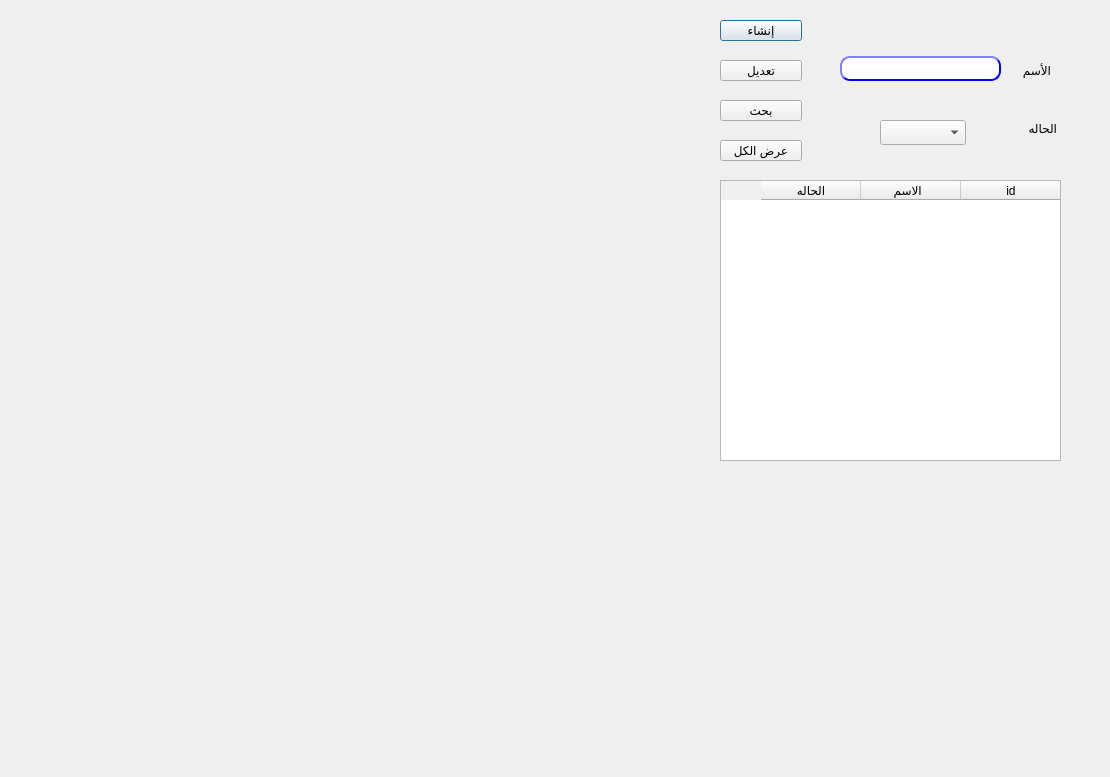
Old version of the form presentation/master_data_ui/branch.ui in the repository shymaa123456/HyperPOS2020.
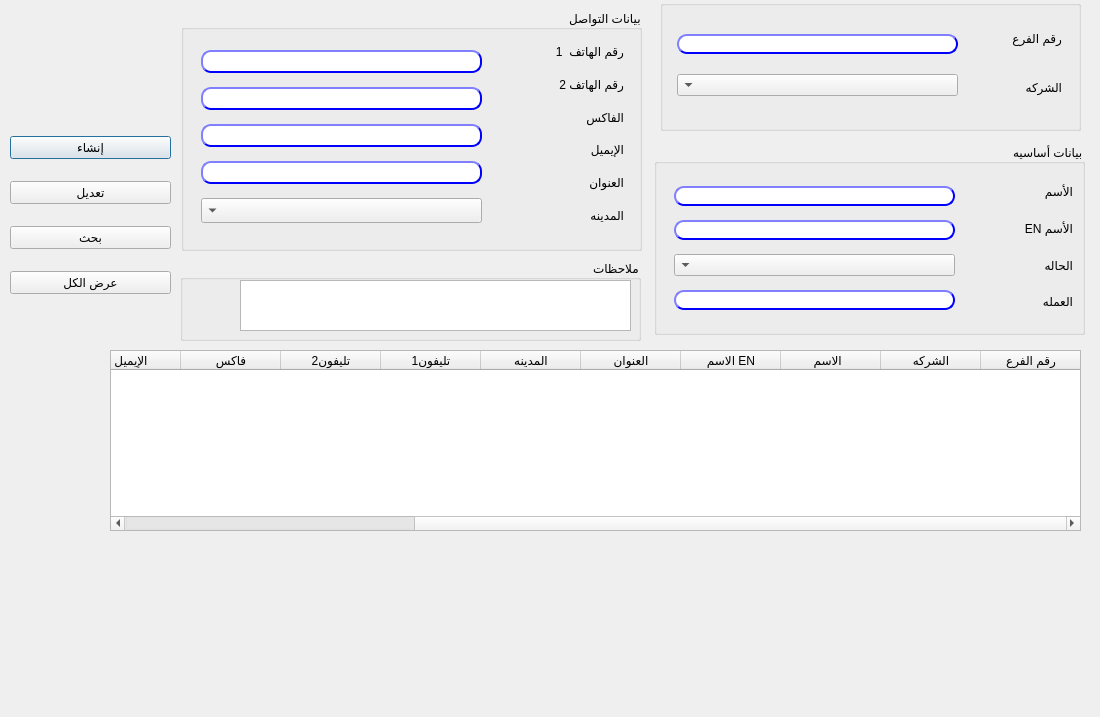
New version of the form.

Commit message: Master data forms

```diff
--- a/presentation/master_data_ui/branch.ui
+++ b/presentation/master_data_ui/branch.ui
@@ -6,105 +6,32 @@
    <rect>
     <x>0</x>
     <y>0</y>
-    <width>1110</width>
-    <height>777</height>
+    <width>1100</width>
+    <height>717</height>
    </rect>
   </property>
   <property name="minimumSize">
    <size>
-    <width>1110</width>
-    <height>777</height>
+    <width>1100</width>
+    <height>717</height>
    </size>
   </property>
   <property name="maximumSize">
    <size>
-    <width>1110</width>
-    <height>777</height>
+    <width>1100</width>
+    <height>717</height>
    </size>
   </property>
   <property name="windowTitle">
    <string>إنشاء محموعه عملاء</string>
   </property>
-  <widget class="QLabel" name="desc">
-   <property name="geometry">
-    <rect>
-     <x>970</x>
-     <y>60</y>
-     <width>81</width>
-     <height>21</height>
-    </rect>
-   </property>
-   <property name="text">
-    <string>الأسم</string>
-   </property>
-  </widget>
-  <widget class="QLabel" name="label_2">
-   <property name="geometry">
-    <rect>
-     <x>990</x>
-     <y>120</y>
-     <width>67</width>
-     <height>17</height>
-    </rect>
-   </property>
-   <property name="text">
-    <string>الحاله</string>
-   </property>
-  </widget>
-  <widget class="QComboBox" name="CMB_status">
-   <property name="geometry">
-    <rect>
-     <x>880</x>
-     <y>120</y>
-     <width>86</width>
-     <height>25</height>
-    </rect>
-   </property>
-  </widget>
-  <widget class="QLineEdit" name="LE_desc">
-   <property name="geometry">
-    <rect>
-     <x>840</x>
-     <y>56</y>
-     <width>161</width>
-     <height>25</height>
-    </rect>
-   </property>
-   <property name="styleSheet">
-    <string notr="true">QLineEdit{
-                                        background-color: white;
-                                        border-style: outset;
-                                        border-width: 2px;
-                                        border-radius: 10px;
-                                        border-color: blue;
-                                        min-width: 6em;
-                                        }
-                                        QLineEdit:hover {
-                                        background: qradialgradient(
-                                        cx: 0.3, cy: -0.4, fx: 0.3, fy: -0.4,
-                                        radius: 1.35, stop: 0 #fff, stop: 1 #bbb
-                                        );
-                                        }
-                                       QLineEdit:pressed {
-                                        border-style: inset;
-                                        background: qradialgradient(
-                                        cx: 0.4, cy: -0.1, fx: 0.4, fy: -0.1,
-                                        radius: 1.35, stop: 0 #fff, stop: 1 #ddd
-                                        );
-                                        }
-                                    </string>
-   </property>
-   <property name="maxLength">
-    <number>50</number>
-   </property>
-  </widget>
   <widget class="QTableWidget" name="Qtable">
    <property name="geometry">
     <rect>
-     <x>720</x>
-     <y>180</y>
-     <width>341</width>
-     <height>281</height>
+     <x>110</x>
+     <y>350</y>
+     <width>971</width>
+     <height>181</height>
     </rect>
    </property>
    <property name="layoutDirection">
@@ -112,7 +39,12 @@
    </property>
    <column>
     <property name="text">
-     <string>id</string>
+     <string>رقم الفرع</string>
+    </property>
+   </column>
+   <column>
+    <property name="text">
+     <string>الشركه</string>
     </property>
    </column>
    <column>
@@ -120,107 +52,777 @@
      <string>الاسم  </string>
     </property>
    </column>
+   <column>
+    <property name="text">
+     <string>الاسم EN</string>
+    </property>
+   </column>
+   <column>
+    <property name="text">
+     <string>العنوان</string>
+    </property>
+   </column>
+   <column>
+    <property name="text">
+     <string>المدينه</string>
+    </property>
+   </column>
+   <column>
+    <property name="text">
+     <string>تليفون1</string>
+    </property>
+   </column>
+   <column>
+    <property name="text">
+     <string>تليفون2</string>
+    </property>
+   </column>
+   <column>
+    <property name="text">
+     <string>فاكس</string>
+    </property>
+   </column>
+   <column>
+    <property name="text">
+     <string>الإيميل</string>
+    </property>
+   </column>
+   <column>
+    <property name="text">
+     <string>ملاحظات</string>
+    </property>
+   </column>
+   <column>
+    <property name="text">
+     <string>العمله</string>
+    </property>
+   </column>
    <column>
     <property name="text">
      <string>الحاله</string>
     </property>
    </column>
   </widget>
-  <widget class="QLabel" name="LB_id">
-   <property name="enabled">
-    <bool>false</bool>
-   </property>
+  <widget class="QWidget" name="verticalLayoutWidget_5">
    <property name="geometry">
     <rect>
-     <x>810</x>
-     <y>30</y>
-     <width>31</width>
-     <height>16</height>
-    </rect>
-   </property>
-   <property name="text">
-    <string/>
-   </property>
-  </widget>
-  <widget class="QLabel" name="LB_status">
-   <property name="enabled">
-    <bool>false</bool>
-   </property>
-   <property name="geometry">
-    <rect>
-     <x>820</x>
+     <x>10</x>
      <y>120</y>
-     <width>31</width>
-     <height>21</height>
+     <width>161</width>
+     <height>191</height>
     </rect>
    </property>
-   <property name="text">
+   <layout class="QVBoxLayout" name="verticalLayout_5">
+    <item>
+     <widget class="QPushButton" name="BTN_create">
+      <property name="styleSheet">
+       <string notr="true"/>
+      </property>
+      <property name="text">
+       <string>إنشاء</string>
+      </property>
+     </widget>
+    </item>
+    <item>
+     <widget class="QPushButton" name="BTN_modify">
+      <property name="styleSheet">
+       <string notr="true"/>
+      </property>
+      <property name="text">
+       <string>تعديل</string>
+      </property>
+     </widget>
+    </item>
+    <item>
+     <widget class="QPushButton" name="BTN_search">
+      <property name="styleSheet">
+       <string notr="true"/>
+      </property>
+      <property name="text">
+       <string>بحث</string>
+      </property>
+     </widget>
+    </item>
+    <item>
+     <widget class="QPushButton" name="BTN_search_all">
+      <property name="styleSheet">
+       <string notr="true"/>
+      </property>
+      <property name="text">
+       <string>عرض الكل</string>
+      </property>
+     </widget>
+    </item>
+   </layout>
+  </widget>
+  <widget class="QGroupBox" name="groupBox_4">
+   <property name="geometry">
+    <rect>
+     <x>180</x>
+     <y>260</y>
+     <width>461</width>
+     <height>81</height>
+    </rect>
+   </property>
+   <property name="font">
+    <font>
+     <family>MS Shell Dlg 2</family>
+     <pointsize>9</pointsize>
+     <weight>50</weight>
+     <bold>false</bold>
+    </font>
+   </property>
+   <property name="layoutDirection">
+    <enum>Qt::RightToLeft</enum>
+   </property>
+   <property name="title">
+    <string>ملاحظات</string>
+   </property>
+   <widget class="QTextEdit" name="LE_notes">
+    <property name="geometry">
+     <rect>
+      <x>60</x>
+      <y>20</y>
+      <width>391</width>
+      <height>51</height>
+     </rect>
+    </property>
+    <property name="font">
+     <font>
+      <family>29LT Bukra Regular</family>
+      <pointsize>9</pointsize>
+      <weight>75</weight>
+      <bold>true</bold>
+     </font>
+    </property>
+   </widget>
+  </widget>
+  <widget class="QGroupBox" name="groupBox_5">
+   <property name="geometry">
+    <rect>
+     <x>181</x>
+     <y>10</y>
+     <width>461</width>
+     <height>241</height>
+    </rect>
+   </property>
+   <property name="font">
+    <font>
+     <family>MS Shell Dlg 2</family>
+     <pointsize>9</pointsize>
+     <weight>50</weight>
+     <bold>false</bold>
+    </font>
+   </property>
+   <property name="layoutDirection">
+    <enum>Qt::RightToLeft</enum>
+   </property>
+   <property name="title">
+    <string>بيانات التواصل</string>
+   </property>
+   <widget class="QWidget" name="verticalLayoutWidget_7">
+    <property name="geometry">
+     <rect>
+      <x>20</x>
+      <y>32</y>
+      <width>281</width>
+      <height>191</height>
+     </rect>
+    </property>
+    <property name="font">
+     <font>
+      <family>29LT Bukra Regular</family>
+      <pointsize>9</pointsize>
+      <weight>75</weight>
+      <bold>true</bold>
+     </font>
+    </property>
+    <layout class="QVBoxLayout" name="verticalLayout_7">
+     <item>
+      <widget class="QLineEdit" name="LE_phone1">
+       <property name="font">
+        <font>
+         <family>29LT Bukra Regular</family>
+         <pointsize>9</pointsize>
+         <weight>75</weight>
+         <bold>true</bold>
+        </font>
+       </property>
+       <property name="styleSheet">
+        <string notr="true">QLineEdit{
+                                        background-color: white;
+                                        border-style: outset;
+                                        border-width: 2px;
+                                        border-radius: 10px;
+                                        border-color: blue;
+                                        min-width: 6em;
+                                        }
+                                        QLineEdit:hover {
+                                        background: qradialgradient(
+                                        cx: 0.3, cy: -0.4, fx: 0.3, fy: -0.4,
+                                        radius: 1.35, stop: 0 #fff, stop: 1 #bbb
+                                        );
+                                        }
+                                       QLineEdit:pressed {
+                                        border-style: inset;
+                                        background: qradialgradient(
+                                        cx: 0.4, cy: -0.1, fx: 0.4, fy: -0.1,
+                                        radius: 1.35, stop: 0 #fff, stop: 1 #ddd
+                                        );
+                                        }
+                                    
+                            </string>
+       </property>
+       <property name="text">
+        <string/>
+       </property>
+      </widget>
+     </item>
+     <item>
+      <widget class="QLineEdit" name="LE_phone2">
+       <property name="font">
+        <font>
+         <family>29LT Bukra Regular</family>
+         <pointsize>9</pointsize>
+         <weight>75</weight>
+         <bold>true</bold>
+        </font>
+       </property>
+       <property name="styleSheet">
+        <string notr="true">QLineEdit{
+                                        background-color: white;
+                                        border-style: outset;
+                                        border-width: 2px;
+                                        border-radius: 10px;
+                                        border-color: blue;
+                                        min-width: 6em;
+                                        }
+                                        QLineEdit:hover {
+                                        background: qradialgradient(
+                                        cx: 0.3, cy: -0.4, fx: 0.3, fy: -0.4,
+                                        radius: 1.35, stop: 0 #fff, stop: 1 #bbb
+                                        );
+                                        }
+                                       QLineEdit:pressed {
+                                        border-style: inset;
+                                        background: qradialgradient(
+                                        cx: 0.4, cy: -0.1, fx: 0.4, fy: -0.1,
+                                        radius: 1.35, stop: 0 #fff, stop: 1 #ddd
+                                        );
+                                        }
+                                    
+                            </string>
+       </property>
+       <property name="text">
+        <string/>
+       </property>
+      </widget>
+     </item>
+     <item>
+      <widget class="QLineEdit" name="LE_fax">
+       <property name="font">
+        <font>
+         <family>29LT Bukra Regular</family>
+         <pointsize>9</pointsize>
+         <weight>75</weight>
+         <bold>true</bold>
+        </font>
+       </property>
+       <property name="styleSheet">
+        <string notr="true">QLineEdit{
+                                        background-color: white;
+                                        border-style: outset;
+                                        border-width: 2px;
+                                        border-radius: 10px;
+                                        border-color: blue;
+                                        min-width: 6em;
+                                        }
+                                        QLineEdit:hover {
+                                        background: qradialgradient(
+                                        cx: 0.3, cy: -0.4, fx: 0.3, fy: -0.4,
+                                        radius: 1.35, stop: 0 #fff, stop: 1 #bbb
+                                        );
+                                        }
+                                       QLineEdit:pressed {
+                                        border-style: inset;
+                                        background: qradialgradient(
+                                        cx: 0.4, cy: -0.1, fx: 0.4, fy: -0.1,
+                                        radius: 1.35, stop: 0 #fff, stop: 1 #ddd
+                                        );
+                                        }
+                                    </string>
+       </property>
+       <property name="text">
+        <string/>
+       </property>
+      </widget>
+     </item>
+     <item>
+      <widget class="QLineEdit" name="LE_address">
+       <property name="font">
+        <font>
+         <family>29LT Bukra Regular</family>
+         <pointsize>9</pointsize>
+         <weight>75</weight>
+         <bold>true</bold>
+        </font>
+       </property>
+       <property name="styleSheet">
+        <string notr="true">QLineEdit{
+                                        background-color: white;
+                                        border-style: outset;
+                                        border-width: 2px;
+                                        border-radius: 10px;
+                                        border-color: blue;
+                                        min-width: 6em;
+                                        }
+                                        QLineEdit:hover {
+                                        background: qradialgradient(
+                                        cx: 0.3, cy: -0.4, fx: 0.3, fy: -0.4,
+                                        radius: 1.35, stop: 0 #fff, stop: 1 #bbb
+                                        );
+                                        }
+                                       QLineEdit:pressed {
+                                        border-style: inset;
+                                        background: qradialgradient(
+                                        cx: 0.4, cy: -0.1, fx: 0.4, fy: -0.1,
+                                        radius: 1.35, stop: 0 #fff, stop: 1 #ddd
+                                        );
+                                        }
+                                    </string>
+       </property>
+       <property name="text">
+        <string/>
+       </property>
+      </widget>
+     </item>
+     <item>
+      <widget class="QComboBox" name="CMB_city">
+       <property name="font">
+        <font>
+         <family>29LT Bukra Regular</family>
+         <pointsize>9</pointsize>
+         <weight>75</weight>
+         <bold>true</bold>
+        </font>
+       </property>
+       <property name="duplicatesEnabled">
+        <bool>true</bool>
+       </property>
+      </widget>
+     </item>
+    </layout>
+   </widget>
+   <widget class="QWidget" name="verticalLayoutWidget_6">
+    <property name="geometry">
+     <rect>
+      <x>350</x>
+      <y>28</y>
+      <width>93</width>
+      <height>191</height>
+     </rect>
+    </property>
+    <property name="font">
+     <font>
+      <family>29LT Bukra Regular</family>
+      <pointsize>9</pointsize>
+      <weight>75</weight>
+      <bold>true</bold>
+     </font>
+    </property>
+    <layout class="QVBoxLayout" name="verticalLayout_6">
+     <item>
+      <widget class="QLabel" name="label_3">
+       <property name="font">
+        <font>
+         <family>MS Shell Dlg 2</family>
+         <pointsize>9</pointsize>
+         <weight>50</weight>
+         <bold>false</bold>
+        </font>
+       </property>
+       <property name="text">
+        <string>رقم الهاتف  1</string>
+       </property>
+      </widget>
+     </item>
+     <item>
+      <widget class="QLabel" name="label">
+       <property name="font">
+        <font>
+         <family>MS Shell Dlg 2</family>
+         <pointsize>9</pointsize>
+         <weight>50</weight>
+         <bold>false</bold>
+        </font>
+       </property>
+       <property name="text">
+        <string>رقم الهاتف 2</string>
+       </property>
+      </widget>
+     </item>
+     <item>
+      <widget class="QLabel" name="label_11">
+       <property name="font">
+        <font>
+         <family>MS Shell Dlg 2</family>
+         <pointsize>9</pointsize>
+         <weight>50</weight>
+         <bold>false</bold>
+        </font>
+       </property>
+       <property name="text">
+        <string>الفاكس</string>
+       </property>
+      </widget>
+     </item>
+     <item>
+      <widget class="QLabel" name="label_10">
+       <property name="font">
+        <font>
+         <family>MS Shell Dlg 2</family>
+         <pointsize>9</pointsize>
+         <weight>50</weight>
+         <bold>false</bold>
+        </font>
+       </property>
+       <property name="text">
+        <string>اﻹيميل</string>
+       </property>
+      </widget>
+     </item>
+     <item>
+      <widget class="QLabel" name="label_16">
+       <property name="font">
+        <font>
+         <family>MS Shell Dlg 2</family>
+         <pointsize>9</pointsize>
+         <weight>50</weight>
+         <bold>false</bold>
+        </font>
+       </property>
+       <property name="text">
+        <string>العنوان</string>
+       </property>
+      </widget>
+     </item>
+     <item>
+      <widget class="QLabel" name="label_6">
+       <property name="font">
+        <font>
+         <family>MS Shell Dlg 2</family>
+         <pointsize>9</pointsize>
+         <weight>50</weight>
+         <bold>false</bold>
+        </font>
+       </property>
+       <property name="text">
+        <string>المدينه</string>
+       </property>
+      </widget>
+     </item>
+    </layout>
+   </widget>
+  </widget>
+  <widget class="QGroupBox" name="groupBox_6">
+   <property name="geometry">
+    <rect>
+     <x>654</x>
+     <y>144</y>
+     <width>431</width>
+     <height>191</height>
+    </rect>
+   </property>
+   <property name="font">
+    <font>
+     <family>MS Shell Dlg 2</family>
+     <pointsize>9</pointsize>
+     <weight>50</weight>
+     <bold>false</bold>
+    </font>
+   </property>
+   <property name="layoutDirection">
+    <enum>Qt::RightToLeft</enum>
+   </property>
+   <property name="title">
+    <string>بيانات أساسيه</string>
+   </property>
+   <widget class="QWidget" name="verticalLayoutWidget_2">
+    <property name="geometry">
+     <rect>
+      <x>20</x>
+      <y>34</y>
+      <width>281</width>
+      <height>141</height>
+     </rect>
+    </property>
+    <layout class="QVBoxLayout" name="verticalLayout_8">
+     <item>
+      <widget class="QLineEdit" name="LE_desc">
+       <property name="styleSheet">
+        <string notr="true">QLineEdit{
+                                        background-color: white;
+                                        border-style: outset;
+                                        border-width: 2px;
+                                        border-radius: 10px;
+                                        border-color: blue;
+                                        min-width: 6em;
+                                        }
+                                        QLineEdit:hover {
+                                        background: qradialgradient(
+                                        cx: 0.3, cy: -0.4, fx: 0.3, fy: -0.4,
+                                        radius: 1.35, stop: 0 #fff, stop: 1 #bbb
+                                        );
+                                        }
+                                       QLineEdit:pressed {
+                                        border-style: inset;
+                                        background: qradialgradient(
+                                        cx: 0.4, cy: -0.1, fx: 0.4, fy: -0.1,
+                                        radius: 1.35, stop: 0 #fff, stop: 1 #ddd
+                                        );
+                                        }
+                                    </string>
+       </property>
+       <property name="maxLength">
+        <number>50</number>
+       </property>
+      </widget>
+     </item>
+     <item>
+      <widget class="QLineEdit" name="LE_desc_2">
+       <property name="styleSheet">
+        <string notr="true">QLineEdit{
+                                        background-color: white;
+                                        border-style: outset;
+                                        border-width: 2px;
+                                        border-radius: 10px;
+                                        border-color: blue;
+                                        min-width: 6em;
+                                        }
+                                        QLineEdit:hover {
+                                        background: qradialgradient(
+                                        cx: 0.3, cy: -0.4, fx: 0.3, fy: -0.4,
+                                        radius: 1.35, stop: 0 #fff, stop: 1 #bbb
+                                        );
+                                        }
+                                       QLineEdit:pressed {
+                                        border-style: inset;
+                                        background: qradialgradient(
+                                        cx: 0.4, cy: -0.1, fx: 0.4, fy: -0.1,
+                                        radius: 1.35, stop: 0 #fff, stop: 1 #ddd
+                                        );
+                                        }
+                                    </string>
+       </property>
+       <property name="maxLength">
+        <number>50</number>
+       </property>
+      </widget>
+     </item>
+     <item>
+      <widget class="QComboBox" name="CMB_status"/>
+     </item>
+     <item>
+      <widget class="QLineEdit" name="LE_currency">
+       <property name="styleSheet">
+        <string notr="true">QLineEdit{
+                                        background-color: white;
+                                        border-style: outset;
+                                        border-width: 2px;
+                                        border-radius: 10px;
+                                        border-color: blue;
+                                        min-width: 6em;
+                                        }
+                                        QLineEdit:hover {
+                                        background: qradialgradient(
+                                        cx: 0.3, cy: -0.4, fx: 0.3, fy: -0.4,
+                                        radius: 1.35, stop: 0 #fff, stop: 1 #bbb
+                                        );
+                                        }
+                                       QLineEdit:pressed {
+                                        border-style: inset;
+                                        background: qradialgradient(
+                                        cx: 0.4, cy: -0.1, fx: 0.4, fy: -0.1,
+                                        radius: 1.35, stop: 0 #fff, stop: 1 #ddd
+                                        );
+                                        }
+                                    </string>
+       </property>
+       <property name="maxLength">
+        <number>50</number>
+       </property>
+      </widget>
+     </item>
+    </layout>
+   </widget>
+   <widget class="QWidget" name="verticalLayoutWidget">
+    <property name="geometry">
+     <rect>
+      <x>348</x>
+      <y>32</y>
+      <width>71</width>
+      <height>141</height>
+     </rect>
+    </property>
+    <layout class="QVBoxLayout" name="verticalLayout_9">
+     <item>
+      <widget class="QLabel" name="desc_4">
+       <property name="text">
+        <string>الأسم</string>
+       </property>
+      </widget>
+     </item>
+     <item>
+      <widget class="QLabel" name="desc_5">
+       <property name="text">
+        <string>الأسم EN </string>
+       </property>
+      </widget>
+     </item>
+     <item>
+      <widget class="QLabel" name="label_4">
+       <property name="text">
+        <string>الحاله</string>
+       </property>
+      </widget>
+     </item>
+     <item>
+      <widget class="QLabel" name="desc_6">
+       <property name="text">
+        <string>العمله</string>
+       </property>
+      </widget>
+     </item>
+    </layout>
+   </widget>
+   <widget class="QLabel" name="LB_status">
+    <property name="enabled">
+     <bool>false</bool>
+    </property>
+    <property name="geometry">
+     <rect>
+      <x>4</x>
+      <y>107</y>
+      <width>31</width>
+      <height>21</height>
+     </rect>
+    </property>
+    <property name="text">
+     <string/>
+    </property>
+   </widget>
+  </widget>
+  <widget class="QGroupBox" name="groupBox_7">
+   <property name="geometry">
+    <rect>
+     <x>660</x>
+     <y>0</y>
+     <width>421</width>
+     <height>131</height>
+    </rect>
+   </property>
+   <property name="font">
+    <font>
+     <family>MS Shell Dlg 2</family>
+     <pointsize>9</pointsize>
+     <weight>50</weight>
+     <bold>false</bold>
+    </font>
+   </property>
+   <property name="layoutDirection">
+    <enum>Qt::RightToLeft</enum>
+   </property>
+   <property name="title">
     <string/>
    </property>
-  </widget>
-  <widget class="QPushButton" name="BTN_create">
-   <property name="geometry">
-    <rect>
-     <x>720</x>
-     <y>20</y>
-     <width>82</width>
-     <height>21</height>
-    </rect>
-   </property>
-   <property name="styleSheet">
-    <string notr="true"/>
-   </property>
-   <property name="text">
-    <string>إنشاء</string>
-   </property>
-  </widget>
-  <widget class="QPushButton" name="BTN_modify">
-   <property name="geometry">
-    <rect>
-     <x>720</x>
-     <y>60</y>
-     <width>82</width>
-     <height>21</height>
-    </rect>
-   </property>
-   <property name="styleSheet">
-    <string notr="true"/>
-   </property>
-   <property name="text">
-    <string>تعديل</string>
-   </property>
-  </widget>
-  <widget class="QPushButton" name="BTN_search">
-   <property name="geometry">
-    <rect>
-     <x>720</x>
-     <y>100</y>
-     <width>82</width>
-     <height>21</height>
-    </rect>
-   </property>
-   <property name="styleSheet">
-    <string notr="true"/>
-   </property>
-   <property name="text">
-    <string>بحث</string>
-   </property>
-  </widget>
-  <widget class="QPushButton" name="BTN_search_all">
-   <property name="geometry">
-    <rect>
-     <x>720</x>
-     <y>140</y>
-     <width>82</width>
-     <height>21</height>
-    </rect>
-   </property>
-   <property name="styleSheet">
-    <string notr="true"/>
-   </property>
-   <property name="text">
-    <string>عرض الكل</string>
-   </property>
+   <widget class="QLabel" name="LB_status_2">
+    <property name="enabled">
+     <bool>false</bool>
+    </property>
+    <property name="geometry">
+     <rect>
+      <x>4</x>
+      <y>107</y>
+      <width>31</width>
+      <height>21</height>
+     </rect>
+    </property>
+    <property name="text">
+     <string/>
+    </property>
+   </widget>
+   <widget class="QWidget" name="verticalLayoutWidget_4">
+    <property name="geometry">
+     <rect>
+      <x>331</x>
+      <y>17</y>
+      <width>71</width>
+      <height>91</height>
+     </rect>
+    </property>
+    <layout class="QVBoxLayout" name="verticalLayout_4">
+     <item>
+      <widget class="QLabel" name="desc_3">
+       <property name="text">
+        <string>رقم الفرع</string>
+       </property>
+      </widget>
+     </item>
+     <item>
+      <widget class="QLabel" name="label_5">
+       <property name="text">
+        <string>الشركه</string>
+       </property>
+      </widget>
+     </item>
+    </layout>
+   </widget>
+   <widget class="QWidget" name="verticalLayoutWidget_3">
+    <property name="geometry">
+     <rect>
+      <x>17</x>
+      <y>20</y>
+      <width>281</width>
+      <height>91</height>
+     </rect>
+    </property>
+    <layout class="QVBoxLayout" name="verticalLayout_3">
+     <item>
+      <widget class="QLineEdit" name="LE_branchNo">
+       <property name="styleSheet">
+        <string notr="true">QLineEdit{
+                                        background-color: white;
+                                        border-style: outset;
+                                        border-width: 2px;
+                                        border-radius: 10px;
+                                        border-color: blue;
+                                        min-width: 6em;
+                                        }
+                                        QLineEdit:hover {
+                                        background: qradialgradient(
+                                        cx: 0.3, cy: -0.4, fx: 0.3, fy: -0.4,
+                                        radius: 1.35, stop: 0 #fff, stop: 1 #bbb
+                                        );
+                                        }
+                                       QLineEdit:pressed {
+                                        border-style: inset;
+                                        background: qradialgradient(
+                                        cx: 0.4, cy: -0.1, fx: 0.4, fy: -0.1,
+                                        radius: 1.35, stop: 0 #fff, stop: 1 #ddd
+                                        );
+                                        }
+                                    </string>
+       </property>
+       <property name="maxLength">
+        <number>50</number>
+       </property>
+      </widget>
+     </item>
+     <item>
+      <widget class="QComboBox" name="CMB_company"/>
+     </item>
+    </layout>
+   </widget>
   </widget>
  </widget>
  <resources/>
```
The commit also changes 4 other files.
